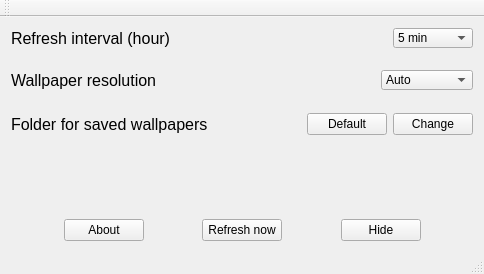
Qt form Unsplash_GUI/unsplash_gui.ui (Phantom12/Unsplash-Wallpaper-Windows) before a commit.
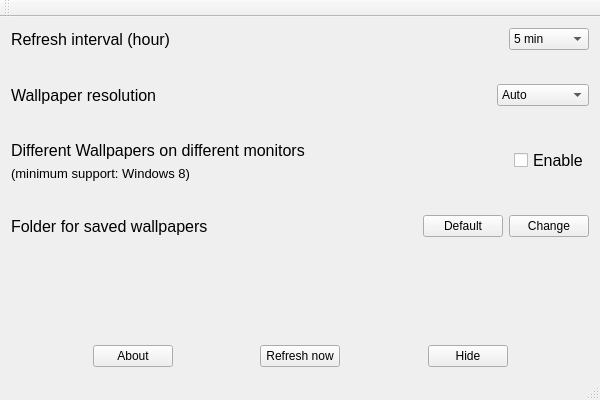
The same form after that commit.

Commit message: Add the ability to set different wallpapers for different monitors (OS minimum requirement: Win8)

What changed in the file:
```diff
--- a/Unsplash_GUI/unsplash_gui.ui
+++ b/Unsplash_GUI/unsplash_gui.ui
@@ -6,18 +6,18 @@
    <rect>
     <x>0</x>
     <y>0</y>
-    <width>484</width>
-    <height>274</height>
+    <width>600</width>
+    <height>400</height>
    </rect>
   </property>
   <property name="windowTitle">
    <string>Unsplash_GUI</string>
   </property>
   <widget class="QWidget" name="centralWidget">
-   <layout class="QGridLayout" name="gridLayout">
+   <layout class="QGridLayout" name="gridLayout_2">
     <item row="0" column="0">
-     <layout class="QVBoxLayout" name="verticalLayout_2">
-      <item>
+     <layout class="QGridLayout" name="gridLayout">
+      <item row="0" column="0">
        <layout class="QHBoxLayout" name="horizontalLayout">
         <item>
          <widget class="QLabel" name="refreshLabel">
@@ -120,20 +120,20 @@
         </item>
        </layout>
       </item>
-      <item>
+      <item row="1" column="0">
        <spacer name="verticalSpacer">
         <property name="orientation">
          <enum>Qt::Vertical</enum>
         </property>
         <property name="sizeHint" stdset="0">
          <size>
-          <width>20</width>
-          <height>40</height>
+          <width>461</width>
+          <height>15</height>
          </size>
         </property>
        </spacer>
       </item>
-      <item>
+      <item row="2" column="0">
        <layout class="QHBoxLayout" name="horizontalLayout_2">
         <item>
          <widget class="QLabel" name="resLabel">
@@ -227,20 +227,90 @@
         </item>
        </layout>
       </item>
-      <item>
+      <item row="3" column="0">
+       <spacer name="verticalSpacer_4">
+        <property name="orientation">
+         <enum>Qt::Vertical</enum>
+        </property>
+        <property name="sizeHint" stdset="0">
+         <size>
+          <width>20</width>
+          <height>15</height>
+         </size>
+        </property>
+       </spacer>
+      </item>
+      <item row="4" column="0">
+       <layout class="QHBoxLayout" name="horizontalLayout_5">
+        <item>
+         <layout class="QVBoxLayout" name="verticalLayout_2">
+          <item>
+           <widget class="QLabel" name="DifferentWallpapers_label">
+            <property name="font">
+             <font>
+              <pointsize>12</pointsize>
+             </font>
+            </property>
+            <property name="text">
+             <string>Different Wallpapers on different monitors</string>
+            </property>
+           </widget>
+          </item>
+          <item>
+           <widget class="QLabel" name="DifferentWallpapers_label_2">
+            <property name="font">
+             <font>
+              <pointsize>10</pointsize>
+             </font>
+            </property>
+            <property name="text">
+             <string>(minimum support: Windows 8)</string>
+            </property>
+           </widget>
+          </item>
+         </layout>
+        </item>
+        <item>
+         <spacer name="horizontalSpacer_8">
+          <property name="orientation">
+           <enum>Qt::Horizontal</enum>
+          </property>
+          <property name="sizeHint" stdset="0">
+           <size>
+            <width>40</width>
+            <height>20</height>
+           </size>
+          </property>
+         </spacer>
+        </item>
+        <item>
+         <widget class="QCheckBox" name="differentWallpaper_checkBox">
+          <property name="font">
+           <font>
+            <pointsize>12</pointsize>
+           </font>
+          </property>
+          <property name="text">
+           <string>Enable</string>
+          </property>
+         </widget>
+        </item>
+       </layout>
+      </item>
+      <item row="5" column="0">
        <spacer name="verticalSpacer_2">
         <property name="orientation">
          <enum>Qt::Vertical</enum>
         </property>
         <property name="sizeHint" stdset="0">
          <size>
-          <width>20</width>
-          <height>40</height>
+          <width>461</width>
+          <height>15</height>
          </size>
         </property>
        </spacer>
       </item>
-      <item>
+      <item row="6" column="0">
        <layout class="QVBoxLayout" name="verticalLayout">
         <item>
          <layout class="QHBoxLayout" name="horizontalLayout_3">
@@ -302,7 +372,7 @@
         </item>
        </layout>
       </item>
-      <item>
+      <item row="7" column="0">
        <spacer name="verticalSpacer_3">
         <property name="orientation">
          <enum>Qt::Vertical</enum>
@@ -315,7 +385,7 @@
         </property>
        </spacer>
       </item>
-      <item>
+      <item row="8" column="0">
        <layout class="QHBoxLayout" name="horizontalLayout_4">
         <item>
          <spacer name="horizontalSpacer_2">
```
Left out of the diff: 51 changed lines with no effect on the pictures. The commit also changes 35 other files.
